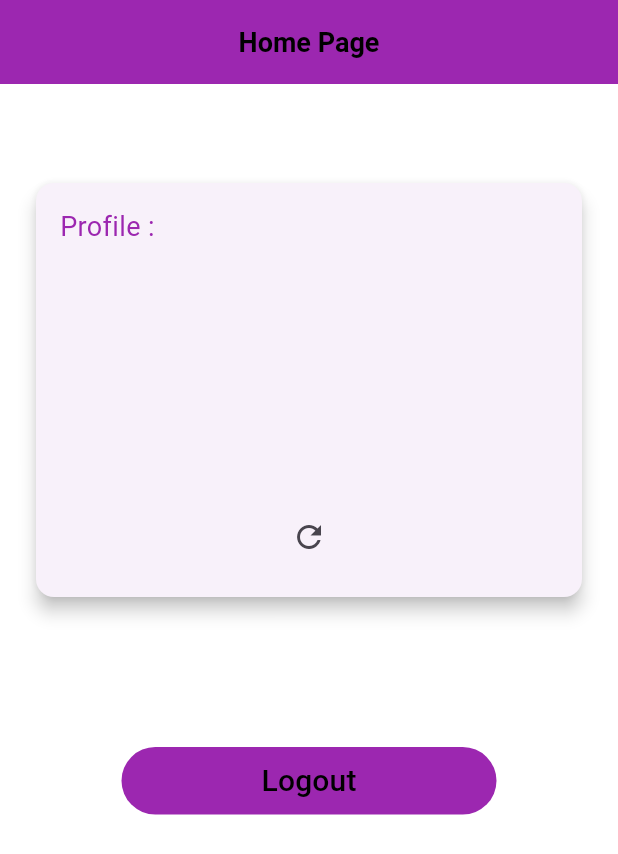
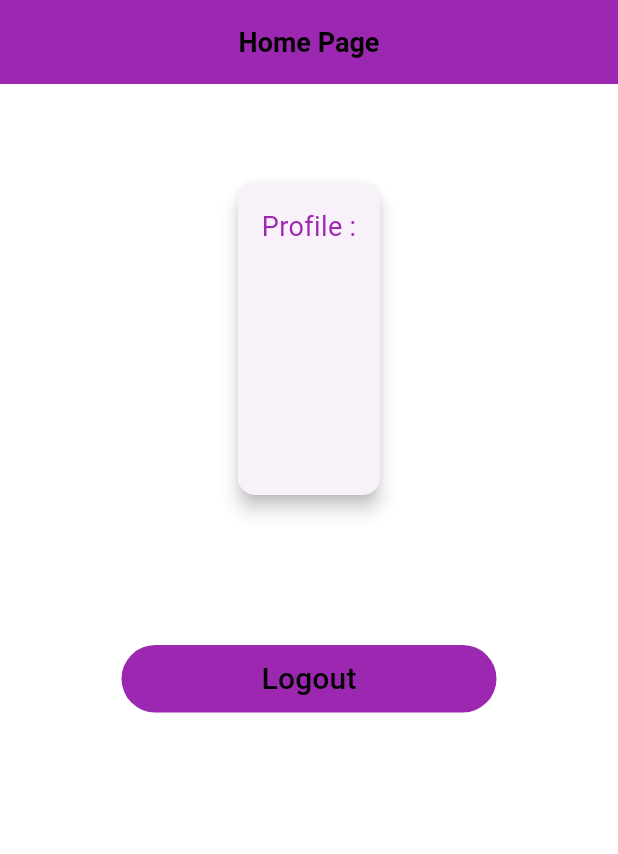
Before and after one commit to Ratndeep1999/shared_pref_prectice, a Flutter app: the HomePage screen opened by its route, on a phone screen of 412 x 824 dp. Shown: the top 854 px of the screen. Run offline on Flutter 3.47's test engine with Material 3 defaults, Android fonts, the phone set to English and light mode, and no system bars; our stand-ins replace intl_phone_field, shared_preferences; accounts and stored records are empty.

Commit message:
home_page.dart: circular progress indicator add, and mounted use

```diff
--- a/lib/Pages/home_page.dart
+++ b/lib/Pages/home_page.dart
@@ -12,14 +12,16 @@
   State<HomePage> createState() => _HomePageState();
 }
 
+class _HomePageState extends State<HomePage> {
   SharedPrefService prefService = SharedPrefService();
+  bool _isLoading = true;
   String? _userName;
   String? _fullName;
   String? _emailId;
   String? _password;
   String? _phoneNumber;
+  bool isLoading = true;
 
-class _HomePageState extends State<HomePage> {
   @override
   void initState() {
     super.initState();
@@ -44,10 +46,19 @@
           child: SingleChildScrollView(
             child: Column(
               children: [
-                /// Card to Show Saved Data
-                Card(
+                _isLoading
+                    ? CircularProgressIndicator(
+                        color: Colors.purple,
+                        strokeWidth: 8,
+                        strokeAlign: 20,
+                        padding: EdgeInsets.symmetric(vertical: 200.0),
+                      )
+                    : Card(
                         elevation: 5.0,
-                  margin: EdgeInsets.symmetric(horizontal: 8.0, vertical: 50.0),
+                        margin: EdgeInsets.symmetric(
+                          horizontal: 8.0,
+                          vertical: 50.0,
+                        ),
                         child: Padding(
                           padding: const EdgeInsets.all(16.0),
                           child: Column(
@@ -61,17 +72,11 @@
                               LabelTextWidget(label: _emailId ?? ""),
                               LabelTextWidget(label: _password ?? ""),
                               LabelTextWidget(label: _phoneNumber ?? ""),
-                        const SizedBox(height: 20.0),
-                        Center(
-                          child: IconButton(
-                            onPressed: refresh,
-                            icon: Icon(Icons.refresh),
-                          ),
-                        ),
                             ],
                           ),
                         ),
                       ),
+
                 SizedBox(height: 50),
 
                 /// Logout Button
@@ -109,9 +114,8 @@
     _phoneNumber = await prefService.getPrefString(
       key: SharedPrefService.kPhoneNo,
     );
-  }
 
-  void refresh() {
-    setState(() {});
+    if (!mounted) return;
+    setState(() => _isLoading = false);
   }
 }
```
Lines whose indentation alone changed are shown as unchanged.
